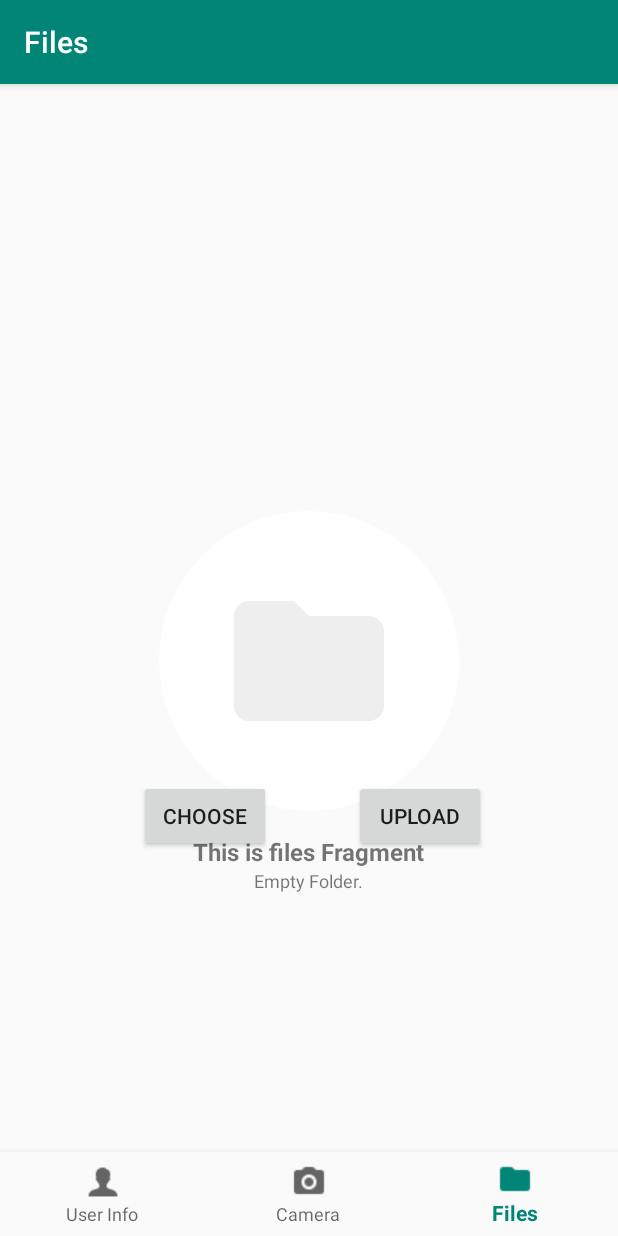
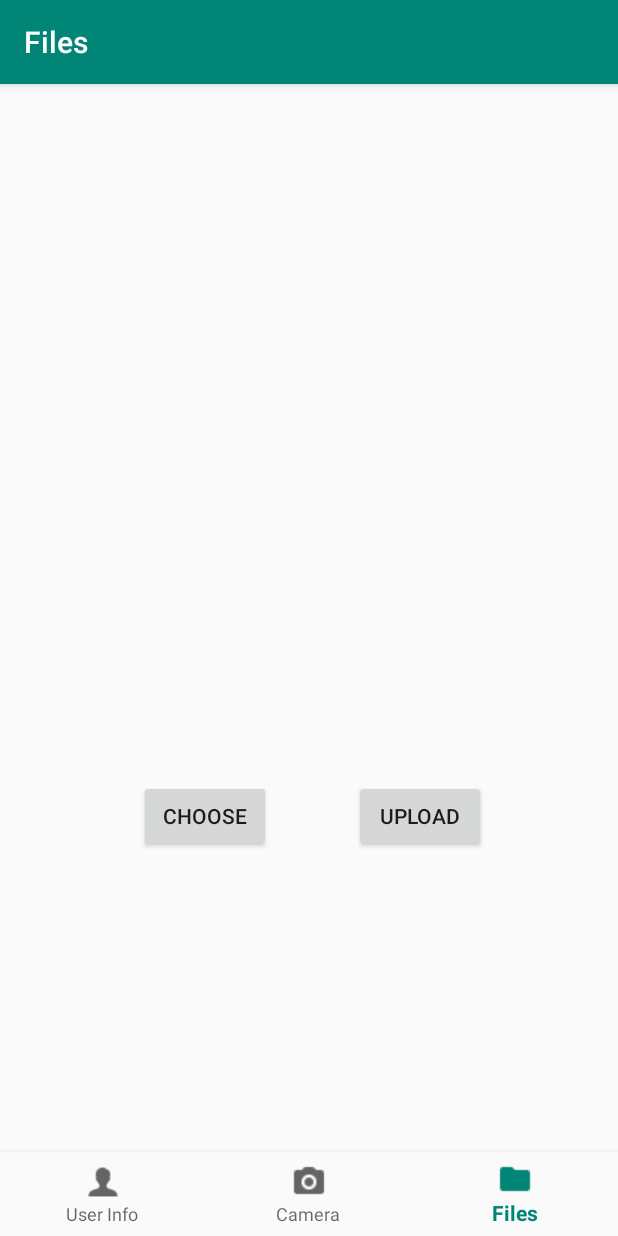
Before and after one commit to maxorozco213/Notely, an Android app: the screen it shows after launch (MainActivity), item 3 of the bottom bar chosen, on a phone screen of 412 x 824 dp. Run offline under Robolectric (Android 15) with nearby library versions, the phone set to English and light mode, and no system bars; our stand-ins replace Firebase (no records; nobody signed in at launch, a user with empty details on screens opened directly), data binding, navigation-ui.

Commit message:
Commented out the empty file structure

```diff
--- a/app/src/main/java/com/example/notely/ui/files/FilesFragment.kt
+++ b/app/src/main/java/com/example/notely/ui/files/FilesFragment.kt
@@ -33,22 +33,22 @@ class FilesFragment : Fragment() {
     private lateinit var mFilesAdapter: FilesRecyclerAdapter
     private lateinit var PATH: String
 
-    companion object {
-        private const val ARG_PATH: String = "com.example.notely.fileslist.path"
-        fun build(block: Builder.() -> Unit) = Builder().apply(block).build()
-    }
-
-    class Builder {
-        var path: String = ""
-
-        fun build(): FilesFragment {
-            val fragment = FilesFragment()
-            val args = Bundle()
-            args.putString(ARG_PATH, path)
-            fragment.arguments = args;
-            return fragment
-        }
-    }
+//    companion object {
+//        private const val ARG_PATH: String = "com.example.notely.fileslist.path"
+//        fun build(block: Builder.() -> Unit) = Builder().apply(block).build()
+//    }
+//
+//    class Builder {
+//        var path: String = ""
+//
+//        fun build(): FilesFragment {
+//            val fragment = FilesFragment()
+//            val args = Bundle()
+//            args.putString(ARG_PATH, path)
+//            fragment.arguments = args;
+//            return fragment
+//        }
+//    }
 
     override fun onCreateView(
         inflater: LayoutInflater,
@@ -64,11 +64,11 @@ class FilesFragment : Fragment() {
             inflater, R.layout.fragment_files, container, false)
         binding.files = this
 
-        val textView: TextView = binding.textNothing
-
-        filesViewModel.text.observe(this, Observer {
-            textView.text = it
-        })
+//        val textView: TextView = binding.text
+//
+//        filesViewModel.text.observe(this, Observer {
+//            textView.text = it
+//        })
 
         val testBtn2: Button = binding.button2
         val testBtn1: Button = binding.button3
@@ -85,38 +85,38 @@ class FilesFragment : Fragment() {
 
         return binding.root
     }
-    override fun onViewCreated(view: View, savedInstanceState: Bundle?) {
-        super.onViewCreated(view, savedInstanceState)
+//    override fun onViewCreated(view: View, savedInstanceState: Bundle?) {
+//        super.onViewCreated(view, savedInstanceState)
+//
+//        val filePath = arguments?.getString(ARG_PATH)
+//        if (filePath == null) {
+//            Toast.makeText(context, "Path should not be null!", Toast.LENGTH_SHORT).show()
+//            return
+//        }
+//        PATH = filePath
+//
+//        initViews()
+//    }
 
-        val filePath = arguments?.getString(ARG_PATH)
-        if (filePath == null) {
-            Toast.makeText(context, "Path should not be null!", Toast.LENGTH_SHORT).show()
-            return
-        }
-        PATH = filePath
-
-        initViews()
-    }
-
-    private fun initViews() {
-        filesRecyclerView.layoutManager = LinearLayoutManager(context)
-        mFilesAdapter = FilesRecyclerAdapter()
-        filesRecyclerView.adapter = mFilesAdapter
-        updateDate()
-    }
+//    private fun initViews() {
+//        filesRecyclerView.layoutManager = LinearLayoutManager(context)
+//        mFilesAdapter = FilesRecyclerAdapter()
+//        filesRecyclerView.adapter = mFilesAdapter
+//        updateDate()
+//    }
 
 
-    fun updateDate() {
-        val files = getFileModelsFromFiles(getFilesFromPath(PATH))
-
-        if (files.isEmpty()) {
-            emptyFolderLayout.visibility = View.VISIBLE
-        } else {
-            emptyFolderLayout.visibility = View.INVISIBLE
-        }
-
-        mFilesAdapter.updateData(files)
-    }
+//    fun updateDate() {
+//        val files = getFileModelsFromFiles(getFilesFromPath(PATH))
+//
+//        if (files.isEmpty()) {
+//            emptyFolderLayout.visibility = View.VISIBLE
+//        } else {
+//            emptyFolderLayout.visibility = View.INVISIBLE
+//        }
+//
+//        mFilesAdapter.updateData(files)
+//    }
 
     private fun selectImage() {
         val intent = Intent(Intent.ACTION_PICK,
--- a/app/src/main/res/layout/fragment_files.xml
+++ b/app/src/main/res/layout/fragment_files.xml
@@ -15,47 +15,47 @@
         android:layout_width="match_parent"
         android:layout_height="match_parent">
 
-        <LinearLayout
-            android:id="@+id/emptyFolderLayout"
-            android:layout_width="wrap_content"
-            android:layout_height="wrap_content"
-            android:orientation="vertical"
-            android:gravity="center"
-            app:layout_constraintBottom_toBottomOf="parent"
-            app:layout_constraintLeft_toLeftOf="parent"
-            app:layout_constraintRight_toRightOf="parent"
-            app:layout_constraintTop_toTopOf="parent">
+<!--        <LinearLayout-->
+<!--            android:id="@+id/emptyFolderLayout"-->
+<!--            android:layout_width="wrap_content"-->
+<!--            android:layout_height="wrap_content"-->
+<!--            android:orientation="vertical"-->
+<!--            android:gravity="center"-->
+<!--            app:layout_constraintBottom_toBottomOf="parent"-->
+<!--            app:layout_constraintLeft_toLeftOf="parent"-->
+<!--            app:layout_constraintRight_toRightOf="parent"-->
+<!--            app:layout_constraintTop_toTopOf="parent">-->
 
-            <ImageView
-                android:layout_width="200dp"
-                android:layout_height="200dp"
-                android:background="@drawable/background_circle"
-                android:padding="40dp"
-                app:srcCompat="@drawable/ic_folder_dark_24dp" />
+<!--            <ImageView-->
+<!--                android:layout_width="200dp"-->
+<!--                android:layout_height="200dp"-->
+<!--                android:background="@drawable/background_circle"-->
+<!--                android:padding="40dp"-->
+<!--                app:srcCompat="@drawable/ic_folder_dark_24dp" />-->
 
-            <TextView
-                android:id="@+id/text_nothing"
-                android:layout_width="wrap_content"
-                android:layout_marginTop="16dp"
-                android:layout_height="wrap_content"
-                android:textSize="16sp"
-                android:textStyle="bold"
-                android:text="There is nothing here!"/>
+<!--            <TextView-->
+<!--                android:id="@+id/text_nothing"-->
+<!--                android:layout_width="wrap_content"-->
+<!--                android:layout_marginTop="16dp"-->
+<!--                android:layout_height="wrap_content"-->
+<!--                android:textSize="16sp"-->
+<!--                android:textStyle="bold"-->
+<!--                android:text="There is nothing here!"/>-->
 
-            <TextView
-                android:id="@+id/empty_view"
-                android:layout_width="wrap_content"
-                android:layout_height="wrap_content"
-                android:textSize="12sp"
-                android:text="Empty Folder."/>
+<!--            <TextView-->
+<!--                android:id="@+id/empty_view"-->
+<!--                android:layout_width="wrap_content"-->
+<!--                android:layout_height="wrap_content"-->
+<!--                android:textSize="12sp"-->
+<!--                android:text="Empty Folder."/>-->
 
-        </LinearLayout>
+<!--        </LinearLayout>-->
 
-        <androidx.recyclerview.widget.RecyclerView
-            android:id="@+id/filesRecyclerView"
-            android:layout_width="match_parent"
-            android:layout_height="match_parent"
-            app:layout_behavior="@string/appbar_scrolling_view_behavior" />
+<!--        <androidx.recyclerview.widget.RecyclerView-->
+<!--            android:id="@+id/filesRecyclerView"-->
+<!--            android:layout_width="match_parent"-->
+<!--            android:layout_height="match_parent"-->
+<!--            app:layout_behavior="@string/appbar_scrolling_view_behavior" />-->
 
         <Button
             android:id="@+id/button2"
```
